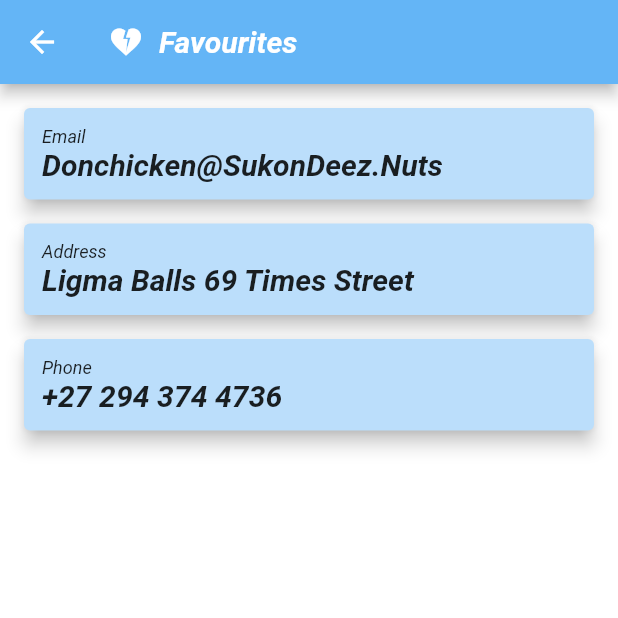
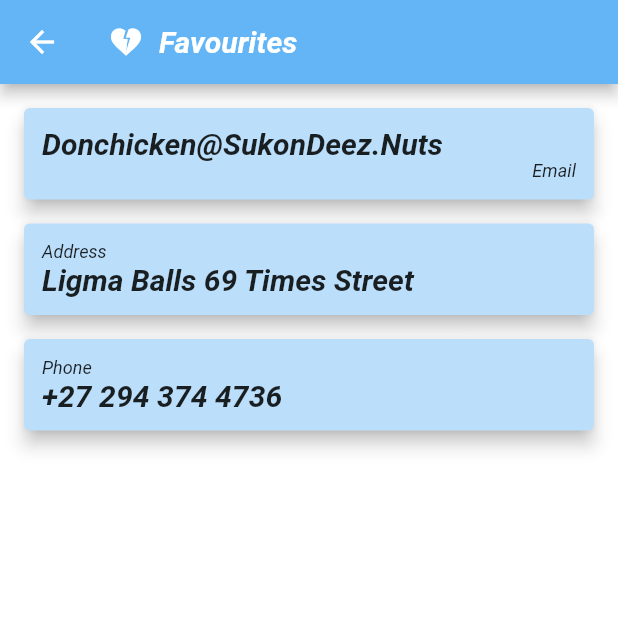
Before and after one commit to Aquarius-blake/level2, a Flutter app: the Fav screen opened by its route, on a phone screen of 412 x 824 dp, the top half of it. Run offline on Flutter 3.47's test engine with Material 2 defaults, Android fonts, the phone set to English and light mode, and no system bars.

Commit message:
Minor update

```diff
--- a/lib/pages/Fav.dart
+++ b/lib/pages/Fav.dart
@@ -44,15 +44,6 @@ fontWeight: FontWeight.bold,
                 crossAxisAlignment: CrossAxisAlignment.stretch,
                 children: [
                   Text(
-                    "Email",
-                    style: TextStyle(
-
-                        fontStyle: FontStyle.italic,
-                        fontSize: 12.0
-                    ),
-                    textAlign: TextAlign.start,
-                  ),
-                  Text(
                     "Donchicken@SukonDeez.Nuts",
                     style: TextStyle(
                         fontWeight: FontWeight.bold,
@@ -60,7 +51,16 @@ fontWeight: FontWeight.bold,
                         fontSize: 20.0
                     ),
                     textAlign: TextAlign.start,
+                  ),Text(
+                    "Email",
+                    style: TextStyle(
+
+                        fontStyle: FontStyle.italic,
+                        fontSize: 12.0
+                    ),
+                    textAlign: TextAlign.end,
                   ),
+
 
                 ],
               ),
```
